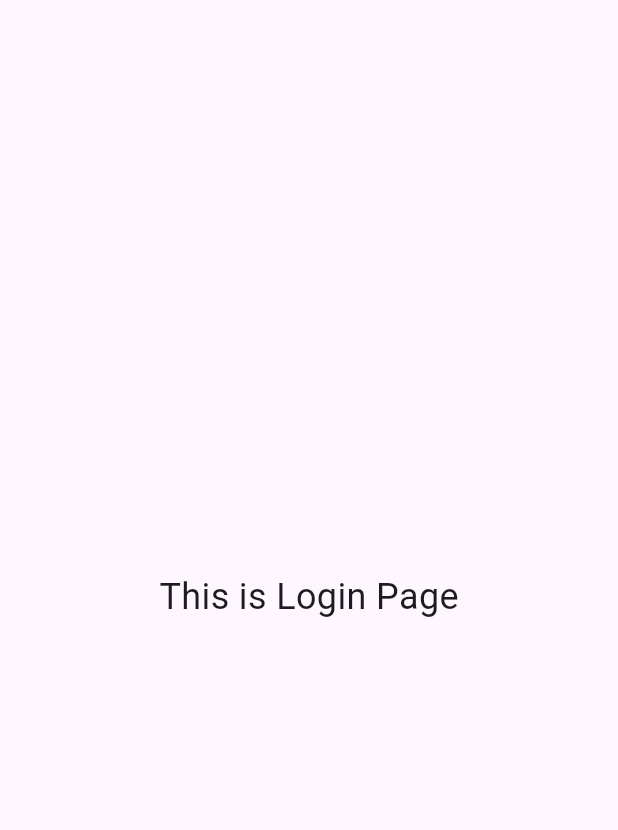
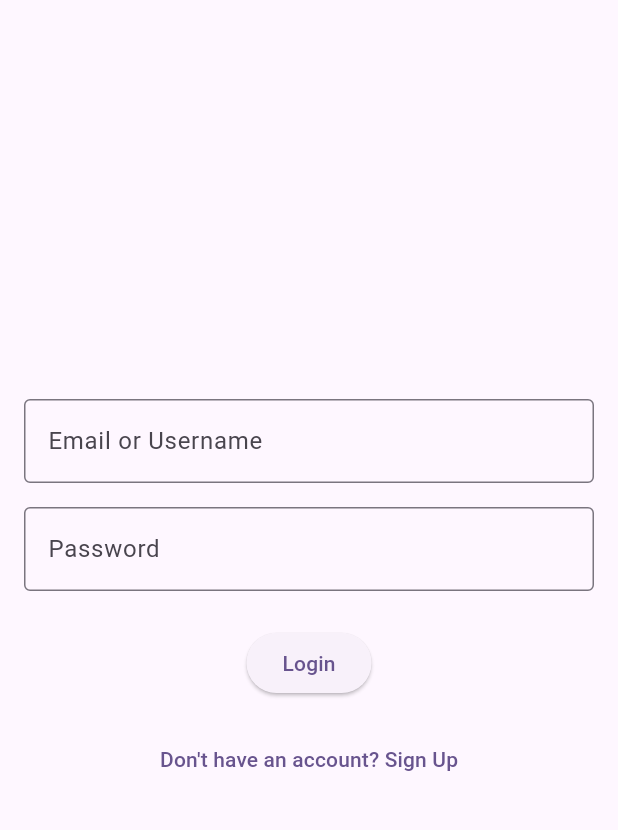
Before and after one commit to trebeljahr/wherearemyfriends.info, a Flutter app: the screen it shows after launch, in the side drawer, after a tap on "Login", on a phone screen of 412 x 824 dp, the part 63-893 px from its top. Run offline on Flutter 3.47's test engine with Material 3 defaults, Android fonts, the phone set to English and light mode, and no system bars; our stand-ins replace font_awesome_flutter; missing offline and left inert: maplibre_gl.

Commit message:
improve signup/login pages

```diff
--- a/app/lib/pages/auth.dart
+++ b/app/lib/pages/auth.dart
@@ -9,23 +9,123 @@ class SignupPage extends StatelessWidget {
     return Scaffold(
       appBar: AppBar(title: const Text('Signup Page')),
       drawer: const CustomNavbar(),
-      body: const Center(
-        child: Text('This is Signup Page', style: TextStyle(fontSize: 24)),
+      body: Padding(
+        padding: const EdgeInsets.all(16.0),
+        child: Column(
+          mainAxisAlignment: MainAxisAlignment.center,
+          children: [
+            const TextField(
+              decoration: InputDecoration(
+                labelText: 'Username',
+                border: OutlineInputBorder(),
+              ),
+            ),
+            const SizedBox(height: 16),
+            const TextField(
+              decoration: InputDecoration(
+                labelText: 'Email',
+                border: OutlineInputBorder(),
+              ),
+            ),
+            const SizedBox(height: 16),
+            const TextField(
+              decoration: InputDecoration(
+                labelText: 'Password',
+                border: OutlineInputBorder(),
+              ),
+              obscureText: true,
+            ),
+            const SizedBox(height: 24),
+            ElevatedButton(
+              onPressed: () {},
+              child: const Text('Sign Up'),
+            ),
+            TextButton(
+              onPressed: () {
+                Navigator.pushNamed(context, '/login');
+              },
+              child: const Text("Already have an account? Log In."),
+            ),
+          ],
+        ),
       ),
     );
   }
 }
 
-class LoginPage extends StatelessWidget {
+class LoginPage extends StatefulWidget {
   const LoginPage({super.key});
+
+  @override
+  _LoginPageState createState() => _LoginPageState();
+}
+
+class _LoginPageState extends State<LoginPage> {
+  final TextEditingController _emailOrUsernameController =
+      TextEditingController();
+  final TextEditingController _passwordController = TextEditingController();
+  String _errorMessage = '';
+
+  void _handleLogin() {
+    setState(() {
+      // Simulate login logic
+      if (_emailOrUsernameController.text == 'user' &&
+          _passwordController.text == 'password') {
+        Navigator.pushNamed(context, '/location');
+      } else {
+        _errorMessage = 'Invalid credentials. Please try again.';
+      }
+    });
+  }
 
   @override
   Widget build(BuildContext context) {
     return Scaffold(
       appBar: AppBar(title: const Text('Login Page')),
       drawer: const CustomNavbar(),
-      body: const Center(
-        child: Text('This is Login Page', style: TextStyle(fontSize: 24)),
+      body: Padding(
+        padding: const EdgeInsets.all(16.0),
+        child: Column(
+          mainAxisAlignment: MainAxisAlignment.center,
+          children: [
+            if (_errorMessage.isNotEmpty)
+              Padding(
+                padding: const EdgeInsets.only(bottom: 16.0),
+                child: Text(
+                  _errorMessage,
+                  style: const TextStyle(color: Colors.red),
+                ),
+              ),
+            TextField(
+              controller: _emailOrUsernameController,
+              decoration: const InputDecoration(
+                labelText: 'Email or Username',
+                border: OutlineInputBorder(),
+              ),
+            ),
+            const SizedBox(height: 16),
+            TextField(
+              controller: _passwordController,
+              decoration: const InputDecoration(
+                labelText: 'Password',
+                border: OutlineInputBorder(),
+              ),
+              obscureText: true,
+            ),
+            const SizedBox(height: 24),
+            ElevatedButton(
+              onPressed: _handleLogin,
+              child: const Text('Login'),
+            ),
+            const SizedBox(height: 16),
+            TextButton(
+              onPressed: () {
+                Navigator.pushNamed(context, '/signup');
+              },
+              child: const Text("Don't have an account? Sign Up"),
+            ),
+          ],
+        ),
       ),
     );
   }
```
